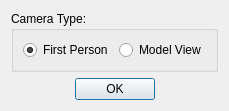
First picture: the form in WindSim/src/GUI/ui/settings.ui, repository gudajan/Windsim, before the edit.
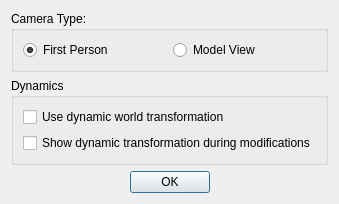
Second picture: the form after the edit.

Commit message: * Added dynamics setting to mesh properties dialog, which may be used to specify a local rotation axes for the dynamics calculations * Added settings, changing the behaviour of the dynamics:    * Show dynamic transformation during object modification. For this the transform state machine notifies all currently modified objects 	* Use dynamic transformation for calculating the torque or use original static object transformation. As currently the voxelgrid is not updated through dynamic transformations, it is more consitent to use the original object transformation.

```diff
--- a/WindSim/src/GUI/ui/settings.ui
+++ b/WindSim/src/GUI/ui/settings.ui
@@ -6,8 +6,8 @@
    <rect>
     <x>0</x>
     <y>0</y>
-    <width>200</width>
-    <height>97</height>
+    <width>307</width>
+    <height>176</height>
    </rect>
   </property>
   <property name="windowTitle">
@@ -56,6 +56,29 @@
      </layout>
     </widget>
    </item>
+   <item row="1" column="0">
+    <widget class="QGroupBox" name="gbDynamics">
+     <property name="title">
+      <string>Dynamics</string>
+     </property>
+     <layout class="QFormLayout" name="formLayout">
+      <item row="0" column="0">
+       <widget class="QCheckBox" name="cbUseDynWorld">
+        <property name="text">
+         <string>Use dynamic world transformation</string>
+        </property>
+       </widget>
+      </item>
+      <item row="1" column="0">
+       <widget class="QCheckBox" name="cbShowDynTrans">
+        <property name="text">
+         <string>Show dynamic transformation during modifications</string>
+        </property>
+       </widget>
+      </item>
+     </layout>
+    </widget>
+   </item>
   </layout>
  </widget>
  <resources/>
```
The commit also changes 17 other files.
